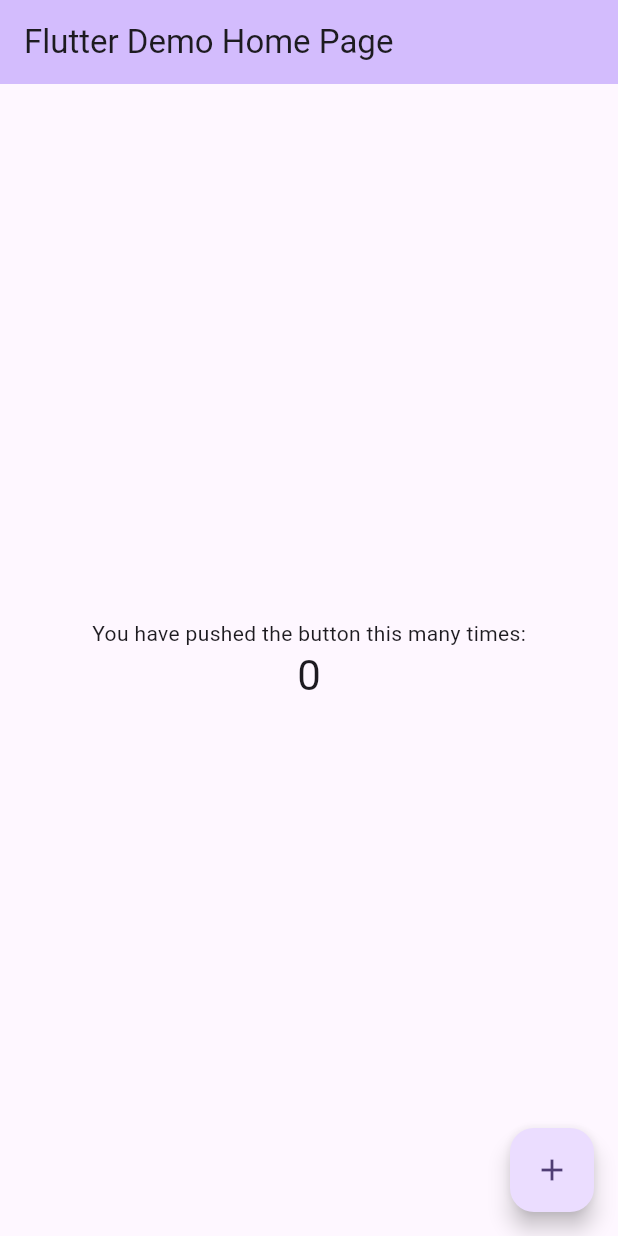
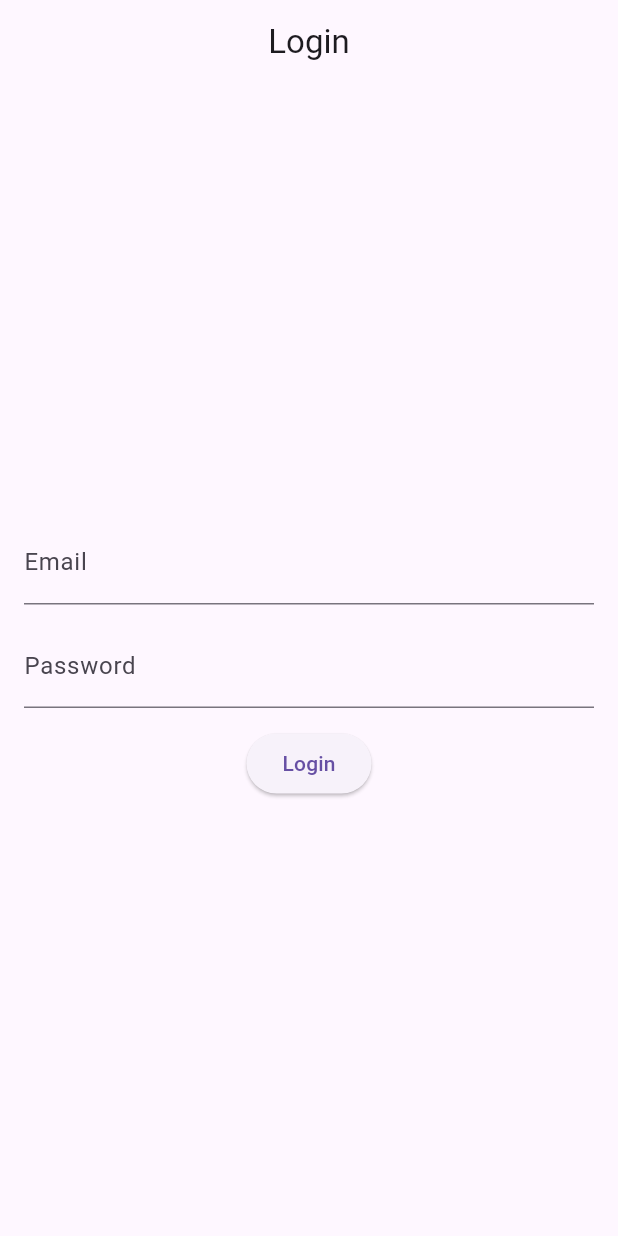
Before and after one commit to shahriasayad/flutter_api_practice_demoApp, a Flutter app: the screen it shows after launch, on a phone screen of 412 x 824 dp. Run offline on Flutter 3.47's test engine with Material 3 defaults, Android fonts, the light colour scheme and no system bars; our stand-ins replace image_picker.

Commit message:
login successful

```diff
--- a/lib/main.dart
+++ b/lib/main.dart
@@ -1,4 +1,9 @@
+import 'dart:convert';
+import 'dart:io';
 import 'package:flutter/material.dart';
+import 'package:flutter_api_practice/screens/login_screen.dart';
+import 'package:http/http.dart' as http;
+import 'package:image_picker/image_picker.dart';
 
 void main() {
   runApp(const MyApp());
@@ -7,116 +12,15 @@ void main() {
 class MyApp extends StatelessWidget {
   const MyApp({super.key});
 
-  // This widget is the root of your application.
   @override
   Widget build(BuildContext context) {
     return MaterialApp(
-      title: 'Flutter Demo',
-      theme: ThemeData(
-        // This is the theme of your application.
-        //
-        // TRY THIS: Try running your application with "flutter run". You'll see
-        // the application has a purple toolbar. Then, without quitting the app,
-        // try changing the seedColor in the colorScheme below to Colors.green
-        // and then invoke "hot reload" (save your changes or press the "hot
-        // reload" button in a Flutter-supported IDE, or press "r" if you used
-        // the command line to start the app).
-        //
-        // Notice that the counter didn't reset back to zero; the application
-        // state is not lost during the reload. To reset the state, use hot
-        // restart instead.
-        //
-        // This works for code too, not just values: Most code changes can be
-        // tested with just a hot reload.
-        colorScheme: ColorScheme.fromSeed(seedColor: Colors.deepPurple),
-      ),
-      home: const MyHomePage(title: 'Flutter Demo Home Page'),
+      debugShowCheckedModeBanner: false,
+      themeMode: ThemeMode.system,
+      darkTheme: ThemeData.dark(),
+      theme: ThemeData.light(),
+      title: 'Flutter API Demo',
+      home: const LoginScreen(),
     );
   }
 }
-
-class MyHomePage extends StatefulWidget {
-  const MyHomePage({super.key, required this.title});
-
-  // This widget is the home page of your application. It is stateful, meaning
-  // that it has a State object (defined below) that contains fields that affect
-  // how it looks.
-
-  // This class is the configuration for the state. It holds the values (in this
-  // case the title) provided by the parent (in this case the App widget) and
-  // used by the build method of the State. Fields in a Widget subclass are
-  // always marked "final".
-
-  final String title;
-
-  @override
-  State<MyHomePage> createState() => _MyHomePageState();
-}
-
-class _MyHomePageState extends State<MyHomePage> {
-  int _counter = 0;
-
-  void _incrementCounter() {
-    setState(() {
-      // This call to setState tells the Flutter framework that something has
-      // changed in this State, which causes it to rerun the build method below
-      // so that the display can reflect the updated values. If we changed
-      // _counter without calling setState(), then the build method would not be
-      // called again, and so nothing would appear to happen.
-      _counter++;
-    });
-  }
-
-  @override
-  Widget build(BuildContext context) {
-    // This method is rerun every time setState is called, for instance as done
-    // by the _incrementCounter method above.
-    //
-    // The Flutter framework has been optimized to make rerunning build methods
-    // fast, so that you can just rebuild anything that needs updating rather
-    // than having to individually change instances of widgets.
-    return Scaffold(
-      appBar: AppBar(
-        // TRY THIS: Try changing the color here to a specific color (to
-        // Colors.amber, perhaps?) and trigger a hot reload to see the AppBar
-        // change color while the other colors stay the same.
-        backgroundColor: Theme.of(context).colorScheme.inversePrimary,
-        // Here we take the value from the MyHomePage object that was created by
-        // the App.build method, and use it to set our appbar title.
-        title: Text(widget.title),
-      ),
-      body: Center(
-        // Center is a layout widget. It takes a single child and positions it
-        // in the middle of the parent.
-        child: Column(
-          // Column is also a layout widget. It takes a list of children and
-          // arranges them vertically. By default, it sizes itself to fit its
-          // children horizontally, and tries to be as tall as its parent.
-          //
-          // Column has various properties to control how it sizes itself and
-          // how it positions its children. Here we use mainAxisAlignment to
-          // center the children vertically; the main axis here is the vertical
-          // axis because Columns are vertical (the cross axis would be
-          // horizontal).
-          //
-          // TRY THIS: Invoke "debug painting" (choose the "Toggle Debug Paint"
-          // action in the IDE, or press "p" in the console), to see the
-          // wireframe for each widget.
-          mainAxisAlignment: MainAxisAlignment.center,
-          children: <Widget>[
-            const Text('You have pushed the button this many times:'),
-            Text(
-              '$_counter',
-              style: Theme.of(context).textTheme.headlineMedium,
-            ),
-          ],
-        ),
-      ),
-      floatingActionButton: FloatingActionButton(
-        onPressed: _incrementCounter,
-        tooltip: 'Increment',
-        child: const Icon(Icons.add),
-      ), // This trailing comma makes auto-formatting nicer for build methods.
-    );
-  }
-}
--- /dev/null
+++ b/lib/screens/login_screen.dart
@@ -0,0 +1,94 @@
+import 'dart:convert';
+import 'package:flutter/material.dart';
+import 'package:flutter_api_practice/screens/userlist_screen.dart';
+import 'package:http/http.dart';
+import 'package:http/http.dart' as http;
+
+class LoginScreen extends StatefulWidget {
+  const LoginScreen({super.key});
+
+  @override
+  State<LoginScreen> createState() => _LoginScreenState();
+}
+
+class _LoginScreenState extends State<LoginScreen> {
+  final TextEditingController emailController = TextEditingController();
+  final TextEditingController passwordController = TextEditingController();
+
+  bool loading = false;
+
+  Future<bool> login(String email, String password) async {
+    const String apiKey = 'reqres-free-v1';
+    final url = Uri.parse('https://reqres.in/api/login');
+    final headers = {
+      'Content-Type': 'application/json; charset=UTF-8',
+      'x-api-key': apiKey,
+    };
+    final Response = await http.post(
+      url,
+      headers: headers,
+      body: jsonEncode({'email': email, 'password': password}),
+    );
+    if (Response.statusCode == 200) {
+      final data = jsonDecode(Response.body);
+      print('Token: ${data['token']}');
+      return true;
+    } else {
+      print('Error: ${Response.body}');
+      return false;
+    }
+  }
+
+  @override
+  Widget build(BuildContext context) {
+    return Scaffold(
+      appBar: AppBar(title: Text('Login'), centerTitle: true),
+      body: Padding(
+        padding: const EdgeInsetsGeometry.all(16),
+        child: Column(
+          mainAxisAlignment: MainAxisAlignment.center,
+          children: [
+            TextField(
+              controller: emailController,
+              decoration: const InputDecoration(labelText: 'Email'),
+            ),
+            SizedBox(height: 13),
+            TextField(
+              controller: passwordController,
+              obscureText: true,
+              decoration: const InputDecoration(labelText: 'Password'),
+            ),
+            SizedBox(height: 13),
+
+            loading
+                ? const CircularProgressIndicator()
+                : ElevatedButton(
+                    onPressed: () async {
+                      setState(() => loading = true);
+                      bool success = await login(
+                        emailController.text,
+                        passwordController.text,
+                      );
+                      setState(() => loading = false);
+
+                      if (success) {
+                        Navigator.pushReplacement(
+                          context,
+                          MaterialPageRoute(
+                            builder: (_) => const UserListScreen(),
+                          ),
+                        );
+                      } else {
+                        ScaffoldMessenger.of(context).showSnackBar(
+                          const SnackBar(content: Text("Login Failed")),
+                        );
+                      }
+                    },
+                    child: const Text("Login"),
+                  ),
+          ],
+        ),
+      ),
+    );
+  }
+}
```
Also changed, not shown: lib/screens/userlist_screen.dart (added, +70 -0 lines).
